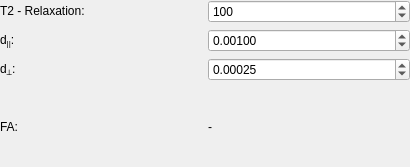
Old version of the form Plugins/org.mitk.gui.qt.diffusionimaging/src/QmitkZeppelinModelParametersWidgetControls.ui in the repository MITK/MITK.
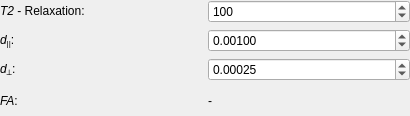
New version of the form.

Commit message: using T2' insted of T2* to simulate relaxation

The edit to the form file:
```diff
--- a/Plugins/org.mitk.gui.qt.diffusionimaging/src/QmitkZeppelinModelParametersWidgetControls.ui
+++ b/Plugins/org.mitk.gui.qt.diffusionimaging/src/QmitkZeppelinModelParametersWidgetControls.ui
@@ -7,7 +7,7 @@
     <x>0</x>
     <y>0</y>
     <width>410</width>
-    <height>167</height>
+    <height>116</height>
    </rect>
   </property>
   <property name="sizePolicy">
@@ -87,28 +87,28 @@
    <item row="2" column="0">
     <widget class="QLabel" name="label_2">
      <property name="text">
-      <string>&lt;html&gt;&lt;head/&gt;&lt;body&gt;&lt;p&gt;d&lt;span style=&quot; vertical-align:sub;&quot;&gt;⟂&lt;/span&gt;:&lt;/p&gt;&lt;/body&gt;&lt;/html&gt;</string>
+      <string>&lt;html&gt;&lt;head/&gt;&lt;body&gt;&lt;p&gt;&lt;span style=&quot; font-style:italic;&quot;&gt;d&lt;/span&gt;&lt;span style=&quot; vertical-align:sub;&quot;&gt;⟂&lt;/span&gt;:&lt;/p&gt;&lt;/body&gt;&lt;/html&gt;</string>
      </property>
     </widget>
    </item>
    <item row="1" column="0">
     <widget class="QLabel" name="label">
      <property name="text">
-      <string>&lt;html&gt;&lt;head/&gt;&lt;body&gt;&lt;p&gt;d&lt;span style=&quot; vertical-align:sub;&quot;&gt;||&lt;/span&gt;:&lt;/p&gt;&lt;/body&gt;&lt;/html&gt;</string>
+      <string>&lt;html&gt;&lt;head/&gt;&lt;body&gt;&lt;p&gt;&lt;span style=&quot; font-style:italic;&quot;&gt;d&lt;/span&gt;&lt;span style=&quot; vertical-align:sub;&quot;&gt;||&lt;/span&gt;:&lt;/p&gt;&lt;/body&gt;&lt;/html&gt;</string>
      </property>
     </widget>
    </item>
    <item row="0" column="0">
     <widget class="QLabel" name="label_5">
      <property name="text">
-      <string>&lt;html&gt;&lt;head/&gt;&lt;body&gt;&lt;p&gt;T2 - Relaxation:&lt;/p&gt;&lt;/body&gt;&lt;/html&gt;</string>
+      <string>&lt;html&gt;&lt;head/&gt;&lt;body&gt;&lt;p&gt;&lt;span style=&quot; font-style:italic;&quot;&gt;T2&lt;/span&gt; - Relaxation:&lt;/p&gt;&lt;/body&gt;&lt;/html&gt;</string>
      </property>
     </widget>
    </item>
    <item row="3" column="0">
     <widget class="QLabel" name="label_4">
      <property name="text">
-      <string>&lt;html&gt;&lt;head/&gt;&lt;body&gt;&lt;p&gt;FA:&lt;/p&gt;&lt;/body&gt;&lt;/html&gt;</string>
+      <string>&lt;html&gt;&lt;head/&gt;&lt;body&gt;&lt;p&gt;&lt;span style=&quot; font-style:italic;&quot;&gt;FA&lt;/span&gt;:&lt;/p&gt;&lt;/body&gt;&lt;/html&gt;</string>
      </property>
     </widget>
    </item>
```
The commit also changes 12 other files.
